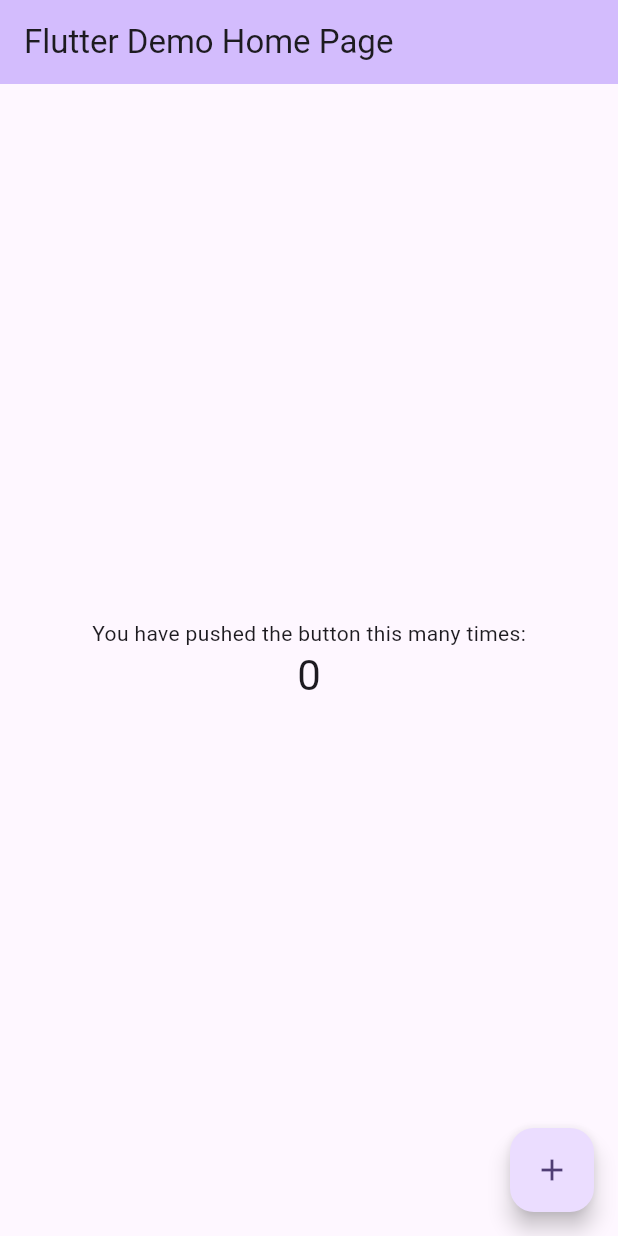
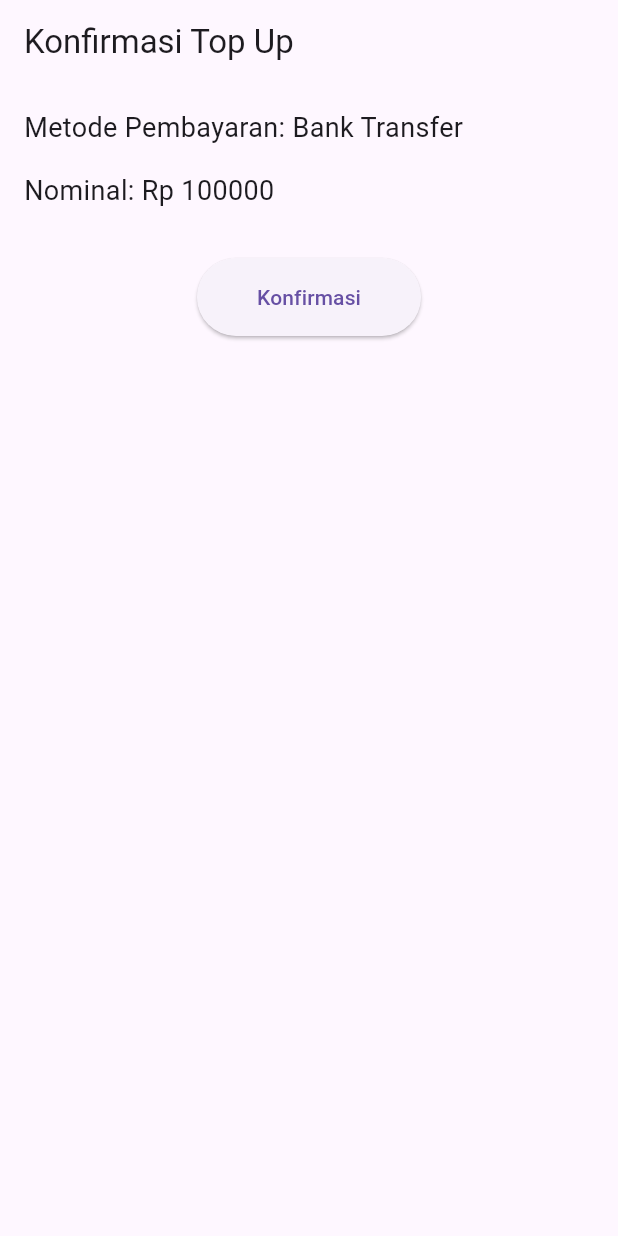
Before and after one commit to Jojosh576/flutter_uts_1, a Flutter app: the screen it shows after launch, on a phone screen of 412 x 824 dp. Run offline on Flutter 3.47's test engine with Material 3 defaults, Android fonts, the phone set to English and light mode, and no system bars.

Commit message:
Fitur konfirmasi untuk topup

```diff
--- /dev/null
+++ b/lib/confirmation_screen.dart
@@ -0,0 +1,55 @@
+import 'package:flutter/material.dart';
+
+class ConfirmationScreen extends StatelessWidget {
+  final String method;
+  final String nominal;
+
+  ConfirmationScreen({required this.method, required this.nominal});
+
+  @override
+  Widget build(BuildContext context) {
+    return Scaffold(
+      appBar: AppBar(
+        title: Text('Konfirmasi Top Up'),
+      ),
+      body: Padding(
+        padding: const EdgeInsets.all(16.0),
+        child: Column(
+          crossAxisAlignment: CrossAxisAlignment.start,
+          children: [
+            Text(
+              'Metode Pembayaran: $method',
+              style: TextStyle(
+                fontSize: 18,
+              ),
+            ),
+            SizedBox(height: 16),
+            Text(
+              'Nominal: Rp $nominal',
+              style: TextStyle(
+                fontSize: 18,
+              ),
+            ),
+            SizedBox(height: 32),
+            Center(
+              child: ElevatedButton(
+                onPressed: () {
+                  ScaffoldMessenger.of(context).showSnackBar(
+                    SnackBar(
+                      content: Text('Top Up berhasil!'),
+                    ),
+                  );
+                  Navigator.popUntil(context, (route) => route.isFirst);
+                },
+                child: Text('Konfirmasi'),
+                style: ElevatedButton.styleFrom(
+                  padding: EdgeInsets.symmetric(horizontal: 40, vertical: 16),
+                ),
+              ),
+            ),
+          ],
+        ),
+      ),
+    );
+  }
+}
--- a/lib/main.dart
+++ b/lib/main.dart
@@ -1,125 +1,22 @@
 import 'package:flutter/material.dart';
+import 'confirmation_screen.dart';  // Pastikan nama file dan kelas sesuai
 
 void main() {
-  runApp(const MyApp());
+  runApp(MyApp());
 }
 
 class MyApp extends StatelessWidget {
-  const MyApp({super.key});
-
-  // This widget is the root of your application.
   @override
   Widget build(BuildContext context) {
     return MaterialApp(
       title: 'Flutter Demo',
       theme: ThemeData(
-        // This is the theme of your application.
-        //
-        // TRY THIS: Try running your application with "flutter run". You'll see
-        // the application has a purple toolbar. Then, without quitting the app,
-        // try changing the seedColor in the colorScheme below to Colors.green
-        // and then invoke "hot reload" (save your changes or press the "hot
-        // reload" button in a Flutter-supported IDE, or press "r" if you used
-        // the command line to start the app).
-        //
-        // Notice that the counter didn't reset back to zero; the application
-        // state is not lost during the reload. To reset the state, use hot
-        // restart instead.
-        //
-        // This works for code too, not just values: Most code changes can be
-        // tested with just a hot reload.
-        colorScheme: ColorScheme.fromSeed(seedColor: Colors.deepPurple),
-        useMaterial3: true,
+        primarySwatch: Colors.blue,
       ),
-      home: const MyHomePage(title: 'Flutter Demo Home Page'),
+      home: ConfirmationScreen(
+        method: 'Bank Transfer',  // Contoh parameter
+        nominal: '100000',        // Contoh parameter
+      ),
     );
   }
 }
-
-class MyHomePage extends StatefulWidget {
-  const MyHomePage({super.key, required this.title});
-
-  // This widget is the home page of your application. It is stateful, meaning
-  // that it has a State object (defined below) that contains fields that affect
-  // how it looks.
-
-  // This class is the configuration for the state. It holds the values (in this
-  // case the title) provided by the parent (in this case the App widget) and
-  // used by the build method of the State. Fields in a Widget subclass are
-  // always marked "final".
-
-  final String title;
-
-  @override
-  State<MyHomePage> createState() => _MyHomePageState();
-}
-
-class _MyHomePageState extends State<MyHomePage> {
-  int _counter = 0;
-
-  void _incrementCounter() {
-    setState(() {
-      // This call to setState tells the Flutter framework that something has
-      // changed in this State, which causes it to rerun the build method below
-      // so that the display can reflect the updated values. If we changed
-      // _counter without calling setState(), then the build method would not be
-      // called again, and so nothing would appear to happen.
-      _counter++;
-    });
-  }
-
-  @override
-  Widget build(BuildContext context) {
-    // This method is rerun every time setState is called, for instance as done
-    // by the _incrementCounter method above.
-    //
-    // The Flutter framework has been optimized to make rerunning build methods
-    // fast, so that you can just rebuild anything that needs updating rather
-    // than having to individually change instances of widgets.
-    return Scaffold(
-      appBar: AppBar(
-        // TRY THIS: Try changing the color here to a specific color (to
-        // Colors.amber, perhaps?) and trigger a hot reload to see the AppBar
-        // change color while the other colors stay the same.
-        backgroundColor: Theme.of(context).colorScheme.inversePrimary,
-        // Here we take the value from the MyHomePage object that was created by
-        // the App.build method, and use it to set our appbar title.
-        title: Text(widget.title),
-      ),
-      body: Center(
-        // Center is a layout widget. It takes a single child and positions it
-        // in the middle of the parent.
-        child: Column(
-          // Column is also a layout widget. It takes a list of children and
-          // arranges them vertically. By default, it sizes itself to fit its
-          // children horizontally, and tries to be as tall as its parent.
-          //
-          // Column has various properties to control how it sizes itself and
-          // how it positions its children. Here we use mainAxisAlignment to
-          // center the children vertically; the main axis here is the vertical
-          // axis because Columns are vertical (the cross axis would be
-          // horizontal).
-          //
-          // TRY THIS: Invoke "debug painting" (choose the "Toggle Debug Paint"
-          // action in the IDE, or press "p" in the console), to see the
-          // wireframe for each widget.
-          mainAxisAlignment: MainAxisAlignment.center,
-          children: <Widget>[
-            const Text(
-              'You have pushed the button this many times:',
-            ),
-            Text(
-              '$_counter',
-              style: Theme.of(context).textTheme.headlineMedium,
-            ),
-          ],
-        ),
-      ),
-      floatingActionButton: FloatingActionButton(
-        onPressed: _incrementCounter,
-        tooltip: 'Increment',
-        child: const Icon(Icons.add),
-      ), // This trailing comma makes auto-formatting nicer for build methods.
-    );
-  }
-}
```
